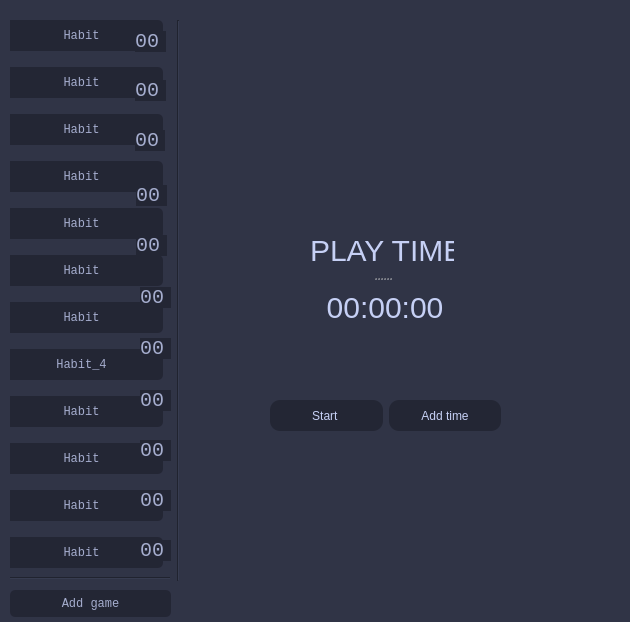
gluoniuum/TimeInRep, file mainwind.ui: the form before one commit.
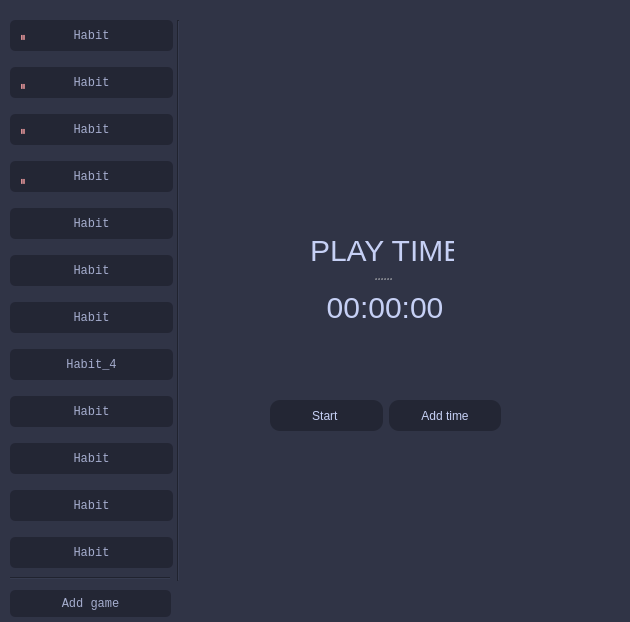
The form after the commit.

Commit message: 18.06 update check 112 comment

Patch:
```diff
--- a/mainwind.ui
+++ b/mainwind.ui
@@ -211,10 +211,10 @@
     <widget class="QWidget" name="layoutWidget">
      <property name="geometry">
       <rect>
-       <x>-10</x>
+       <x>0</x>
        <y>20</y>
        <width>163</width>
-       <height>61</height>
+       <height>16</height>
       </rect>
      </property>
      <layout class="QVBoxLayout" name="verticalLayout" stretch="0,0,0,5,0,0,0,0,0,0,0,5">
@@ -457,221 +457,69 @@
     <widget class="QLabel" name="label_3">
      <property name="geometry">
       <rect>
-       <x>125</x>
-       <y>31</y>
-       <width>31</width>
-       <height>21</height>
+       <x>10</x>
+       <y>26</y>
+       <width>10</width>
+       <height>20</height>
       </rect>
      </property>
      <property name="styleSheet">
-      <string notr="true">color: #a5adce;
-font-family: Liberation Mono;
-background-color: #232634;
-border-radius: 24%;
-font-size: 20px</string>
+      <string notr="true">color: #ea999c;
+background-color: #232634;</string>
      </property>
      <property name="text">
-      <string>00</string>
+      <string>⏸️</string>
      </property>
     </widget>
     <widget class="QLabel" name="label_4">
      <property name="geometry">
       <rect>
-       <x>125</x>
-       <y>80</y>
-       <width>31</width>
-       <height>21</height>
+       <x>10</x>
+       <y>120</y>
+       <width>10</width>
+       <height>20</height>
       </rect>
      </property>
      <property name="styleSheet">
-      <string notr="true">color: #a5adce;
-font-family: Liberation Mono;
-background-color: #232634;
-border-radius: 24%;
-font-size: 20px</string>
+      <string notr="true">color: #ea999c;
+background-color: #232634;</string>
      </property>
      <property name="text">
-      <string>00</string>
+      <string>⏸️</string>
      </property>
     </widget>
     <widget class="QLabel" name="label_5">
      <property name="geometry">
       <rect>
-       <x>125</x>
-       <y>130</y>
-       <width>30</width>
-       <height>21</height>
+       <x>10</x>
+       <y>170</y>
+       <width>10</width>
+       <height>20</height>
       </rect>
      </property>
      <property name="styleSheet">
-      <string notr="true">color: #a5adce;
-font-family: Liberation Mono;
-background-color: #232634;
-border-radius: 24%;
-font-size: 20px</string>
+      <string notr="true">color: #ea999c;
+background-color: #232634;</string>
      </property>
      <property name="text">
-      <string>00</string>
+      <string>⏸️</string>
      </property>
     </widget>
     <widget class="QLabel" name="label_6">
      <property name="geometry">
       <rect>
-       <x>126</x>
-       <y>185</y>
-       <width>31</width>
-       <height>21</height>
+       <x>10</x>
+       <y>75</y>
+       <width>10</width>
+       <height>20</height>
       </rect>
      </property>
      <property name="styleSheet">
-      <string notr="true">color: #a5adce;
-font-family: Liberation Mono;
-background-color: #232634;
-border-radius: 24%;
-font-size: 20px</string>
+      <string notr="true">color: #ea999c;
+background-color: #232634;</string>
      </property>
      <property name="text">
-      <string>00</string>
-     </property>
-    </widget>
-    <widget class="QLabel" name="label_7">
-     <property name="geometry">
-      <rect>
-       <x>130</x>
-       <y>338</y>
-       <width>31</width>
-       <height>21</height>
-      </rect>
-     </property>
-     <property name="styleSheet">
-      <string notr="true">color: #a5adce;
-font-family: Liberation Mono;
-background-color: #232634;
-border-radius: 24%;
-font-size: 20px</string>
-     </property>
-     <property name="text">
-      <string>00</string>
-     </property>
-    </widget>
-    <widget class="QLabel" name="label_8">
-     <property name="geometry">
-      <rect>
-       <x>130</x>
-       <y>540</y>
-       <width>31</width>
-       <height>21</height>
-      </rect>
-     </property>
-     <property name="styleSheet">
-      <string notr="true">color: #a5adce;
-font-family: Liberation Mono;
-background-color: #232634;
-border-radius: 24%;
-font-size: 20px</string>
-     </property>
-     <property name="text">
-      <string>00</string>
-     </property>
-    </widget>
-    <widget class="QLabel" name="label_9">
-     <property name="geometry">
-      <rect>
-       <x>126</x>
-       <y>235</y>
-       <width>31</width>
-       <height>21</height>
-      </rect>
-     </property>
-     <property name="styleSheet">
-      <string notr="true">color: #a5adce;
-font-family: Liberation Mono;
-background-color: #232634;
-border-radius: 24%;
-font-size: 20px</string>
-     </property>
-     <property name="text">
-      <string>00</string>
-     </property>
-    </widget>
-    <widget class="QLabel" name="label_10">
-     <property name="geometry">
-      <rect>
-       <x>130</x>
-       <y>287</y>
-       <width>31</width>
-       <height>21</height>
-      </rect>
-     </property>
-     <property name="styleSheet">
-      <string notr="true">color: #a5adce;
-font-family: Liberation Mono;
-background-color: #232634;
-border-radius: 24%;
-font-size: 20px</string>
-     </property>
-     <property name="text">
-      <string>00</string>
-     </property>
-    </widget>
-    <widget class="QLabel" name="label_11">
-     <property name="geometry">
-      <rect>
-       <x>130</x>
-       <y>390</y>
-       <width>31</width>
-       <height>21</height>
-      </rect>
-     </property>
-     <property name="styleSheet">
-      <string notr="true">color: #a5adce;
-font-family: Liberation Mono;
-background-color: #232634;
-border-radius: 24%;
-font-size: 20px</string>
-     </property>
-     <property name="text">
-      <string>00</string>
-     </property>
-    </widget>
-    <widget class="QLabel" name="label_12">
-     <property name="geometry">
-      <rect>
-       <x>130</x>
-       <y>440</y>
-       <width>31</width>
-       <height>21</height>
-      </rect>
-     </property>
-     <property name="styleSheet">
-      <string notr="true">color: #a5adce;
-font-family: Liberation Mono;
-background-color: #232634;
-border-radius: 24%;
-font-size: 20px</string>
-     </property>
-     <property name="text">
-      <string>00</string>
-     </property>
-    </widget>
-    <widget class="QLabel" name="label_13">
-     <property name="geometry">
-      <rect>
-       <x>130</x>
-       <y>490</y>
-       <width>31</width>
-       <height>21</height>
-      </rect>
-     </property>
-     <property name="styleSheet">
-      <string notr="true">color: #a5adce;
-font-family: Liberation Mono;
-background-color: #232634;
-border-radius: 24%;
-font-size: 20px</string>
-     </property>
-     <property name="text">
-      <string>00</string>
+      <string>⏸️</string>
      </property>
     </widget>
    </widget>
```
The commit also changes 1 other file.
